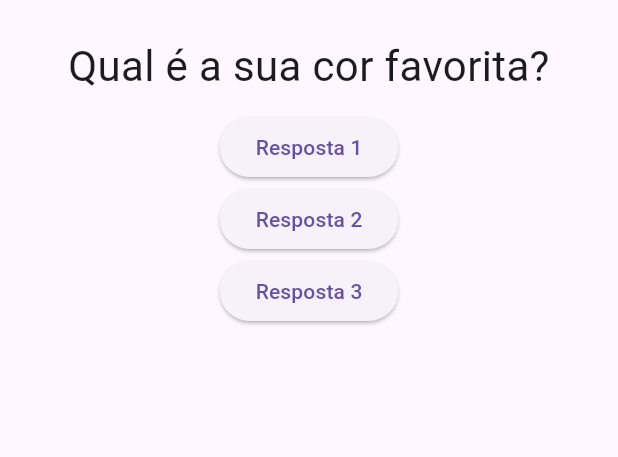
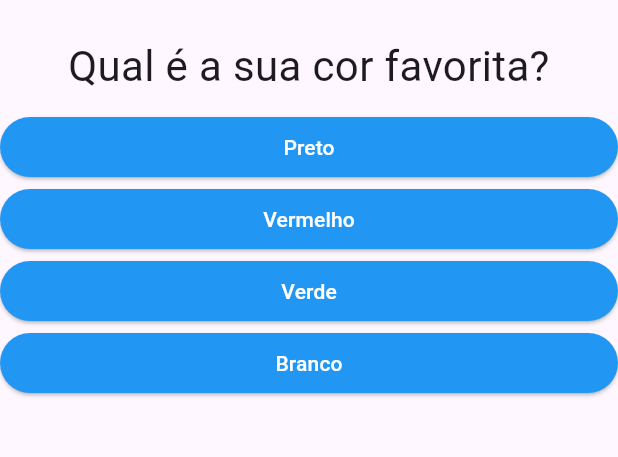
Before and after one commit to LucasFagundesWielewski/question_app, a Flutter app: the screen it shows after launch, on a phone screen of 412 x 824 dp, the part 63-520 px from its top. Run offline on Flutter 3.47's test engine with Material 3 defaults, Android fonts, the phone set to English and light mode, and no system bars.

Commit message:
added resposta.dart

```diff
--- a/lib/main.dart
+++ b/lib/main.dart
@@ -1,5 +1,6 @@
 import 'package:flutter/material.dart';
 import 'questao.dart';
+import 'resposta.dart';
 
 main() => runApp(PerguntaApp());
 
@@ -10,15 +11,32 @@ class _PerguntaAppState extends State<PerguntaApp> {
     setState(() {
       _perguntaSelecionada++;
     });
-    print(_perguntaSelecionada);
   }
 
   @override
   Widget build(BuildContext context) {
-    final perguntas = [
-      'Qual é a sua cor favorita?',
-      'Qual é o seu animal favorito?'
+    final List<Map<String, Object>> perguntas = [
+      {
+        'pergunta': 'Qual é a sua cor favorita?',
+        'respostas': ['Preto', 'Vermelho', 'Verde', 'Branco'],
+      },
+      {
+        'pergunta': 'Qual é o seu animal favorito?',
+        'respostas': ['Coelho', 'Cobra', 'Elefante', 'Leão'],
+      },
+      {
+        'pergunta': 'Qual é o seu instrutor favorito?',
+        'respostas': ['Bruno', 'Mauro', 'Rafa', 'Juliano'],
+      },
     ];
+
+    List<String> respostas = (perguntas[_perguntaSelecionada]['respostas'] as List<String>);
+
+    //if (respostas != null) {
+    //  for (String textoResp in respostas as List<String>) {
+    //    widgets.add(Resposta(textoResp, _responder));
+    //  }
+    //}
 
     return MaterialApp(
       home: Scaffold(
@@ -27,19 +45,8 @@ class _PerguntaAppState extends State<PerguntaApp> {
         ),
         body: Column(
           children: <Widget>[
-            Questao(perguntas[_perguntaSelecionada]),
-            ElevatedButton(
-              child: Text('Resposta 1'),
-              onPressed: _responder,
-            ),
-            ElevatedButton(
-              child: Text('Resposta 2'),
-              onPressed: _responder,
-            ),
-            ElevatedButton(
-              child: Text('Resposta 3'),
-              onPressed: _responder,
-            ),
+            Questao(perguntas[_perguntaSelecionada]['pergunta'].toString()),
+            ...respostas.map((t) => Resposta(t, _responder)).toList(),
           ],
         ),
       ),
--- /dev/null
+++ b/lib/resposta.dart
@@ -0,0 +1,23 @@
+import 'package:flutter/material.dart';
+
+class Resposta extends StatelessWidget {
+  final String texto;
+  final void Function() quandoSelecionado;
+
+  Resposta(this.texto, this.quandoSelecionado);
+
+  @override
+  Widget build(BuildContext context) {
+    return Container(
+      width: double.infinity,
+      child: ElevatedButton(
+        style: ElevatedButton.styleFrom(
+          backgroundColor: Colors.blue,
+          foregroundColor: Colors.white,
+      ),
+      onPressed: quandoSelecionado,
+      child: Text(texto),
+      ),
+    );
+  }
+}
```
Also changed, not shown: pubspec.lock.
